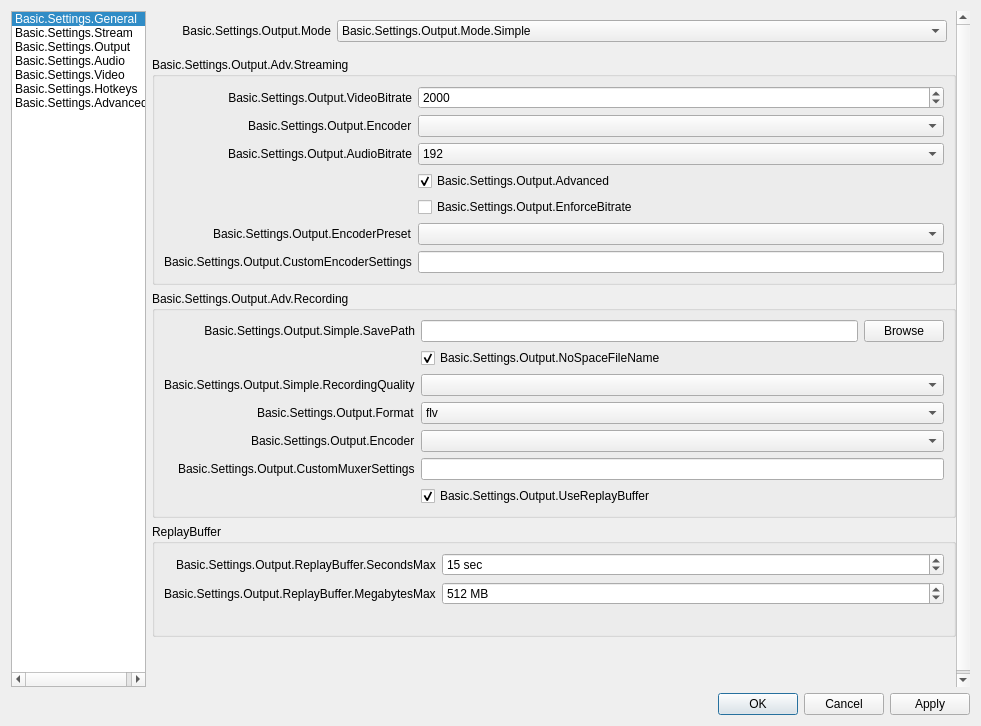
Qt form UI/forms/OBSBasicSettings.ui (DDRBoxman/obs-studio) before a commit.
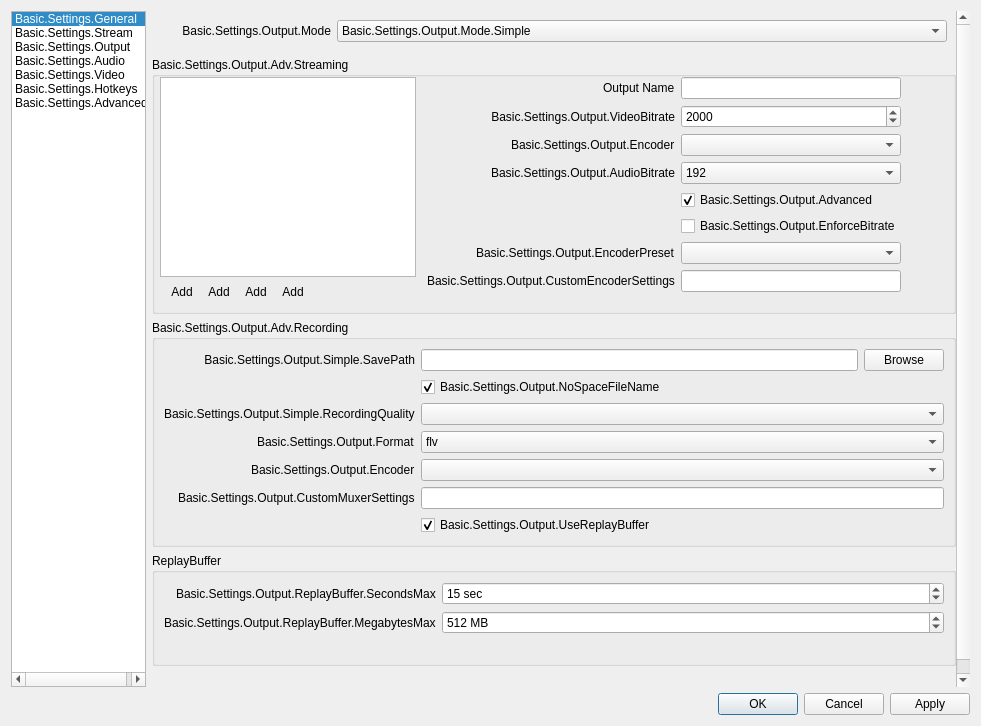
The same form after that commit. The open tabs and pages were chosen to show the change. Icons and pictures are not drawn. Custom widgets are drawn as their Qt base class.

Commit message: Modify Output settings page to support multiple outputs

Patch:
```diff
--- a/UI/forms/OBSBasicSettings.ui
+++ b/UI/forms/OBSBasicSettings.ui
@@ -1525,6 +1525,126 @@
                    <property name="title">
                     <string>Basic.Settings.Output.Adv.Streaming</string>
                    </property>
+                   <layout class="QHBoxLayout" name="simpleStreamOutputSettingsLayout">
+                    <property name="leftMargin">
+                     <number>0</number>
+                    </property>
+                    <property name="topMargin">
+                     <number>0</number>
+                    </property>
+                    <property name="rightMargin">
+                     <number>0</number>
+                    </property>
+                    <property name="bottomMargin">
+                     <number>0</number>
+                    </property>
+                    <item>
+                     <layout class="QVBoxLayout" name="simpleStreamOutputsLayout">
+                      <property name="spacing">
+                       <number>0</number>
+                      </property>
+                      <property name="leftMargin">
+                       <number>5</number>
+                      </property>
+                      <property name="topMargin">
+                       <number>0</number>
+                      </property>
+                      <property name="rightMargin">
+                       <number>5</number>
+                      </property>
+                      <property name="bottomMargin">
+                       <number>5</number>
+                      </property>
+                      <item>
+                       <widget class="KeyedListWidget" name="simpleStreamOutputs">
+                        <property name="sizePolicy">
+                         <sizepolicy hsizetype="Maximum" vsizetype="Maximum">
+                          <horstretch>0</horstretch>
+                          <verstretch>0</verstretch>
+                         </sizepolicy>
+                        </property>
+                        <property name="minimumSize">
+                         <size>
+                          <width>75</width>
+                          <height>200</height>
+                         </size>
+                        </property>
+                        <property name="dragDropMode">
+                         <enum>QAbstractItemView::InternalMove</enum>
+                        </property>
+                       </widget>
+                      </item>
+                      <item>
+                       <widget class="QToolBar" name="simpleOutputsToolbar">
+                        <property name="movable">
+                         <bool>false</bool>
+                        </property>
+                        <property name="iconSize">
+                         <size>
+                          <width>16</width>
+                          <height>16</height>
+                         </size>
+                        </property>
+                        <property name="floatable">
+                         <bool>false</bool>
+                        </property>
+                        <action name="actionAddSimpleOutput">
+                         <property name="icon">
+                          <iconset resource="obs.qrc">
+                           <normaloff>:/res/images/plus.svg</normaloff>:/res/images/plus.svg</iconset>
+                         </property>
+                         <property name="text">
+                          <string>Add</string>
+                         </property>
+                         <property name="themeID" stdset="0">
+                          <string notr="true">addIconSmall</string>
+                         </property>
+                        </action>
+                        <action name="actionRemoveSimpleOutput">
+                         <property name="icon">
+                          <iconset resource="obs.qrc">
+                           <normaloff>:/res/images/minus.svg</normaloff>:/res/images/minus.svg</iconset>
+                         </property>
+                         <property name="text">
+                          <string>Add</string>
+                         </property>
+                         <property name="themeID" stdset="0">
+                          <string notr="true">removeIconSmall</string>
+                         </property>
+                        </action>
+                        <action name="actionSimpleOutputScrollUp">
+                         <property name="icon">
+                          <iconset resource="obs.qrc">
+                           <normaloff>:/res/images/up.svg</normaloff>:/res/images/up.svg</iconset>
+                         </property>
+                         <property name="text">
+                          <string>Add</string>
+                         </property>
+                         <property name="themeID" stdset="0">
+                          <string notr="true">upArrowIconSmall</string>
+                         </property>
+                        </action>
+                        <action name="actionSimpleOutputScrollDown">
+                         <property name="icon">
+                          <iconset resource="obs.qrc">
+                           <normaloff>:/res/images/down.svg</normaloff>:/res/images/down.svg</iconset>
+                         </property>
+                         <property name="text">
+                          <string>Add</string>
+                         </property>
+                         <property name="themeID" stdset="0">
+                          <string notr="true">downArrowIconSmall</string>
+                         </property>
+                        </action>
+                        <addaction name="actionAddSimpleOutput"/>
+                        <addaction name="actionRemoveSimpleOutput"/>
+                        <addaction name="actionSimpleOutputScrollUp"/>
+                        <addaction name="actionSimpleOutputScrollDown"/>
+                       </widget>
+                      </item>
+                     </layout>
+                    </item>
+                    <item>
                    <layout class="QFormLayout" name="formLayout_20">
                     <property name="fieldGrowthPolicy">
                      <enum>QFormLayout::AllNonFixedFieldsGrow</enum>
@@ -1532,7 +1652,10 @@
                     <property name="labelAlignment">
                      <set>Qt::AlignRight|Qt::AlignTrailing|Qt::AlignVCenter</set>
                     </property>
-                    <item row="0" column="0">
+                      <property name="formAlignment">
+                       <set>Qt::AlignLeading|Qt::AlignLeft|Qt::AlignTop</set>
+                      </property>
+                      <item row="1" column="0">
                      <widget class="QLabel" name="label_19">
                       <property name="minimumSize">
                        <size>
@@ -1551,7 +1674,7 @@
                       </property>
                      </widget>
                     </item>
-                    <item row="0" column="1">
+                      <item row="1" column="1">
                      <widget class="QSpinBox" name="simpleOutputVBitrate">
                       <property name="minimum">
                        <number>200</number>
@@ -1564,7 +1687,7 @@
                       </property>
                      </widget>
                     </item>
-                    <item row="2" column="0">
+                      <item row="3" column="0">
                      <widget class="QLabel" name="label_20">
                       <property name="text">
                        <string>Basic.Settings.Output.AudioBitrate</string>
@@ -1574,7 +1697,7 @@
                       </property>
                      </widget>
                     </item>
-                    <item row="2" column="1">
+                      <item row="3" column="1">
                      <widget class="QComboBox" name="simpleOutputABitrate">
                       <property name="currentIndex">
                        <number>8</number>
@@ -1636,7 +1759,7 @@
                       </item>
                      </widget>
                     </item>
-                    <item row="3" column="1">
+                      <item row="4" column="1">
                      <widget class="QCheckBox" name="simpleOutAdvanced">
                       <property name="text">
                        <string>Basic.Settings.Output.Advanced</string>
@@ -1646,10 +1769,10 @@
                       </property>
                      </widget>
                     </item>
-                    <item row="5" column="1">
+                      <item row="6" column="1">
                      <widget class="QComboBox" name="simpleOutPreset"/>
                     </item>
-                    <item row="5" column="0">
+                      <item row="6" column="0">
                      <widget class="QLabel" name="label_24">
                       <property name="enabled">
                        <bool>true</bool>
@@ -1662,7 +1785,7 @@
                       </property>
                      </widget>
                     </item>
-                    <item row="6" column="0">
+                      <item row="7" column="0">
                      <widget class="QLabel" name="label_23">
                       <property name="text">
                        <string>Basic.Settings.Output.CustomEncoderSettings</string>
@@ -1672,20 +1795,20 @@
                       </property>
                      </widget>
                     </item>
-                    <item row="6" column="1">
+                      <item row="7" column="1">
                      <widget class="QLineEdit" name="simpleOutCustom"/>
                     </item>
-                    <item row="4" column="1">
+                      <item row="5" column="1">
                      <widget class="QCheckBox" name="simpleOutEnforce">
                       <property name="text">
                        <string>Basic.Settings.Output.EnforceBitrate</string>
                       </property>
                      </widget>
                     </item>
-                    <item row="1" column="1">
+                      <item row="2" column="1">
                      <widget class="QComboBox" name="simpleOutStrEncoder"/>
                     </item>
-                    <item row="1" column="0">
+                      <item row="2" column="0">
                      <widget class="QLabel" name="simpleOutRecEncoderLabel_2">
                       <property name="text">
                        <string>Basic.Settings.Output.Encoder</string>
@@ -1695,6 +1818,31 @@
                       </property>
                      </widget>
                     </item>
+                      <item row="0" column="1">
+                       <widget class="QLineEdit" name="simpleOutputName"/>
+                      </item>
+                      <item row="0" column="0">
+                       <widget class="QLabel" name="label_68">
+                        <property name="text">
+                         <string>Output Name</string>
+                        </property>
+                       </widget>
+                      </item>
+                     </layout>
+                    </item>
+                    <item>
+                     <spacer name="horizontalSpacer_27">
+                      <property name="orientation">
+                       <enum>Qt::Horizontal</enum>
+                      </property>
+                      <property name="sizeHint" stdset="0">
+                       <size>
+                        <width>40</width>
+                        <height>20</height>
+                       </size>
+                      </property>
+                     </spacer>
+                    </item>
                    </layout>
                   </widget>
                  </item>
```
Left out of the diff: 225 changed lines with no effect on the pictures. Lines whose indentation alone changed are shown as unchanged. The commit also changes 12 other files.
